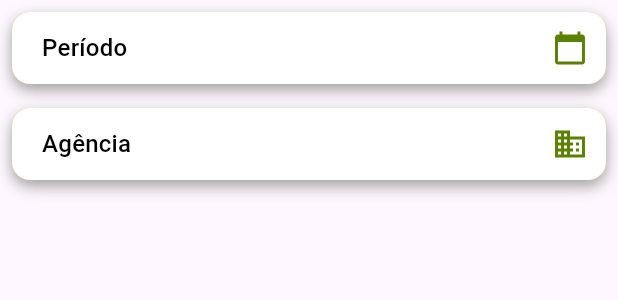
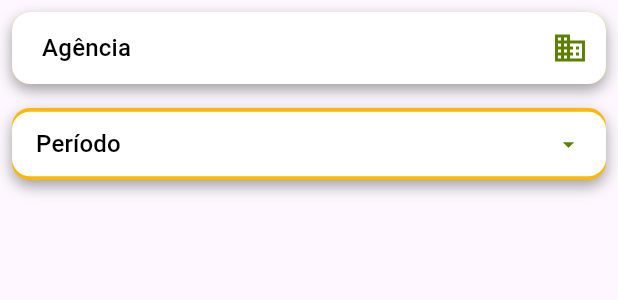
Before and after one commit to LarissaBeatrizCosta/bank_dashboard, a Flutter app: the _ContentDialog widget shown alone on an empty page, opened directly, on a phone screen of 412 x 824 dp. Shown: the top 300 px of the screen. Run offline on Flutter 3.47's test engine with Material 3 defaults, Android fonts, the phone set to English and light mode, and no system bars; our stand-ins replace cloud_firestore, firebase_auth, firebase_core, fl_chart, shared_preferences; missing offline and left inert: firebase_ui_auth, firebase_ui_localizations; accounts and stored records are empty.

Commit message:
estilo de button

```diff
--- a/lib/views/utils/filters_modal.dart
+++ b/lib/views/utils/filters_modal.dart
@@ -99,13 +99,6 @@ class _ContentDialog extends StatelessWidget {
       child: Column(
         crossAxisAlignment: CrossAxisAlignment.start,
         children: [
-          _DropDown(
-            icon: Icons.calendar_today,
-            text: 'Período',
-            listItem: [],
-            onChange: (_) {},
-            value: null,
-          ),
           _DropDown<String?>(
             value: state.selectedCompany?.idCooperative,
             icon: Icons.business,
@@ -131,7 +124,75 @@ class _ContentDialog extends StatelessWidget {
               state.getCooperativeId(item);
             },
           ),
+          StyledTextButton(
+            onPressed: () {},
+            text: 'Período',
+          ),
         ],
+      ),
+    );
+  }
+}
+
+///Button de periodo
+class StyledTextButton extends StatelessWidget {
+  ///Onpressed do button
+  final VoidCallback onPressed;
+
+  ///Texto button
+  final String text;
+
+  ///Construtor
+  const StyledTextButton({
+    required this.onPressed,
+    required this.text,
+    super.key,
+  });
+
+  @override
+  Widget build(BuildContext context) {
+    final style = TextStyle(
+      fontSize: 16,
+      color: ColorsHome.colorMap[17],
+    );
+
+    return Padding(
+      padding: const EdgeInsets.all(8.0),
+      child: Container(
+        decoration: BoxDecoration(
+          borderRadius: BorderRadius.circular(12),
+          color: ColorsHome.colorMap[15],
+          boxShadow: [
+            BoxShadow(
+              color: ColorsHome.colorMap[14] ?? Colors.grey,
+              blurRadius: 8,
+              offset: Offset(0, 4),
+            ),
+          ],
+        ),
+        child: TextButton(
+          onPressed: onPressed,
+          style: TextButton.styleFrom(
+            shape: RoundedRectangleBorder(
+              borderRadius: BorderRadius.circular(12),
+            ),
+            padding: const EdgeInsets.symmetric(vertical: 10, horizontal: 16),
+            backgroundColor: ColorsHome.colorMap[11],
+          ),
+          child: Row(
+            mainAxisAlignment: MainAxisAlignment.spaceBetween,
+            children: [
+              Text(
+                text,
+                style: style,
+              ),
+              Icon(
+                Icons.arrow_drop_down,
+                color: ColorsHome.colorMap[16],
+              ),
+            ],
+          ),
+        ),
       ),
     );
   }
```
